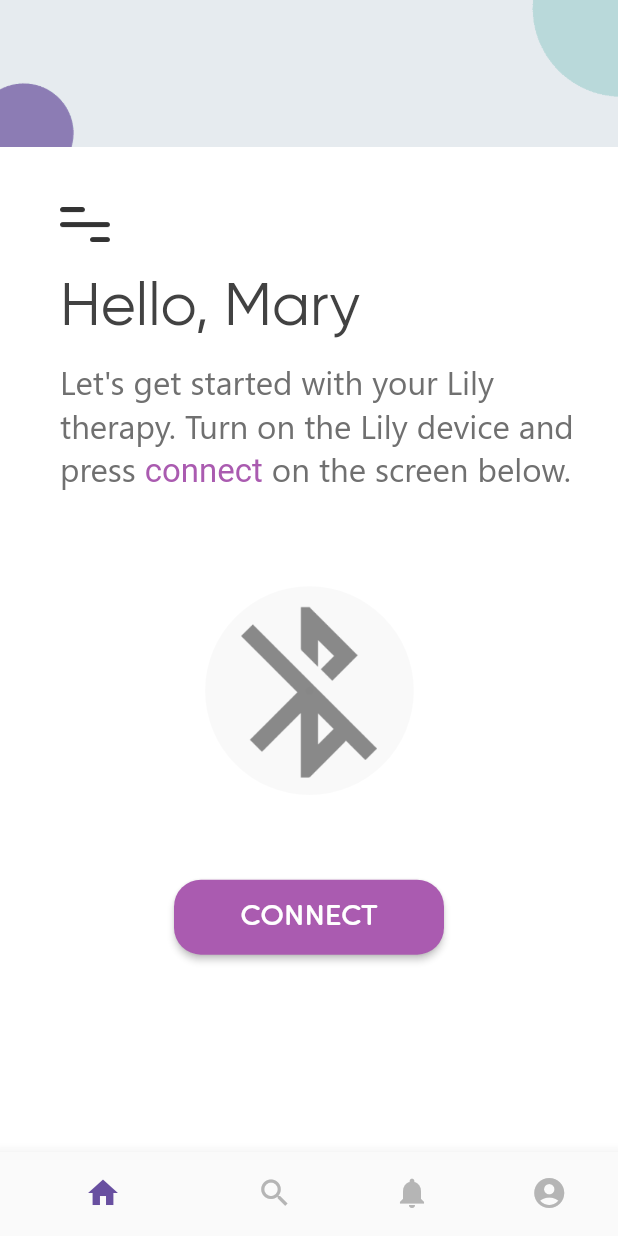
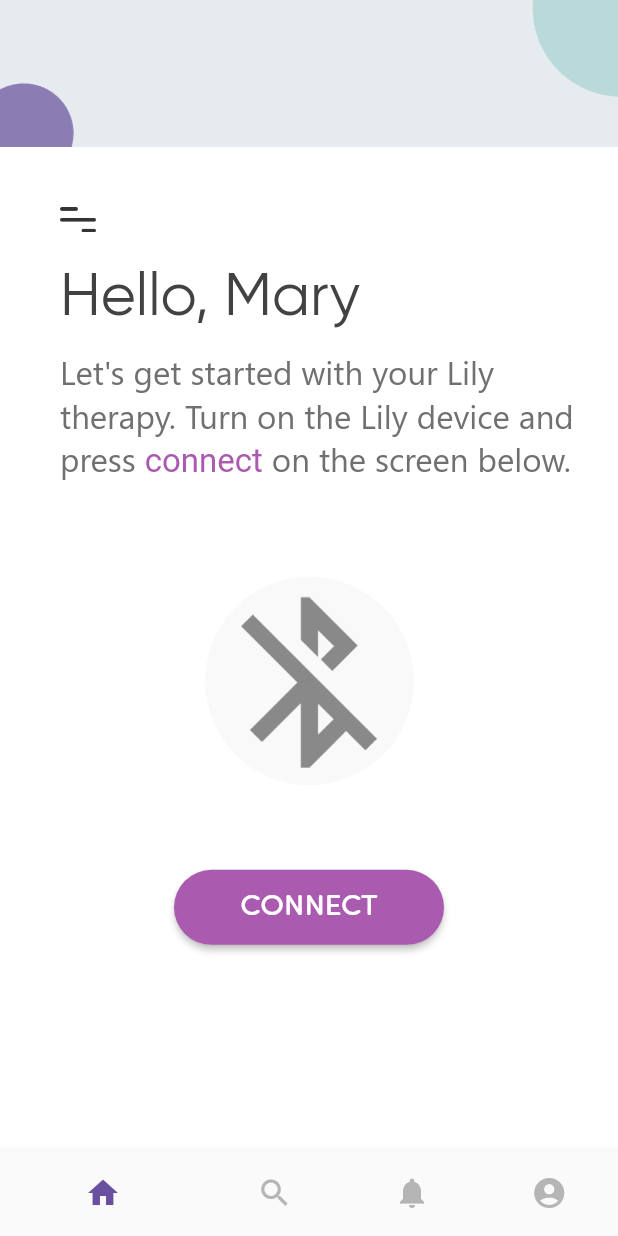
Before and after one commit to rosscreav/Luminate_flutter, a Flutter app: the Home screen opened by its route, on a phone screen of 412 x 824 dp. Run offline on Flutter 3.47's test engine with Material 2 defaults, Android fonts, the phone set to English and light mode, and no system bars; our stand-ins replace circular_countdown_timer, lottie.

Commit message:
Reformatted all dart files. -Added full comments -Removed reused constants to variables -Removed unused code Updated pubspec to remove excess comments Set specific icons for each OS Changed android app icon to have more padding for better image cropping for adaptive icons Renamed classes to more appropriate names (Splash -> lockscreen)

```diff
--- a/lib/home.dart
+++ b/lib/home.dart
@@ -1,9 +1,8 @@
-import 'dart:io';
-
+//Imports
 import 'package:flutter/material.dart';
-import 'package:luminate_flutter/presentation/custom_icons_icons.dart';
 import 'package:lottie/lottie.dart';
 
+//Create and return the Widget
 class Home extends StatefulWidget {
   @override
   State<StatefulWidget> createState() {
@@ -11,191 +10,223 @@ class Home extends StatefulWidget {
   }
 }
 
+//Home screen class
 class _HomeState extends State<Home> {
-  bool one = true;
-  bool two = false;
-  bool three = false;
+  //Booleans for animated transitions
+  bool stageUnconnected = true;
+  bool stageConnected = false;
+  bool stageStart = false;
+  //Variable to allow the same button to be used for all stages
+  String buttonText = "CONNECT";
+  //Client name
+  String name = "Mary";
 
-  String button_text = "CONNECT";
+  //Text styles
+  TextStyle titleTextStyle = new TextStyle(fontFamily: 'gilroy', fontSize: 40, color: const Color(0xff424242));
+  TextStyle subTextStyle = TextStyle(fontFamily: 'sergoe_ui', fontSize: 22, color: const Color(0xff707070));
+  TextStyle buttonTextStyle = const TextStyle(fontFamily: "sofia", fontSize: 20, color: Colors.white);
 
+  //Fade animation durations
+  Duration fadeTime = const Duration(seconds: 1);
+
+  //Set the opacity of different Text sections and images
+  //This screen is divided into three stages - Connect , Connected, Start
   changeOpacity(BuildContext context) {
-    if(one){
-    print("button pressed");
+    //Connect => Connected Transition
+    if(stageUnconnected){
+    //Fade out unconnected and set button text to next
     setState(() {
-      one = !one;
-      button_text = "NEXT";
+      stageUnconnected = false;
+      buttonText = "NEXT";
     });
-    Future.delayed(const Duration(milliseconds: 1000), () {
+    //Wait for animation and load new text and image
+    Future.delayed(fadeTime, () {
       setState(() {
-        two = !two;
+        stageConnected = true;
       });
     });
-    }else if(two){
+    //Connected => Start Transition
+    }else if(stageConnected){
+      //Fade out connected and set button text to next
       setState(() {
-        two = !two;
-        button_text = "START";
+        stageConnected = false;
+        buttonText = "START";
       });
-      Future.delayed(const Duration(milliseconds: 1000), () {
+      //Wait for animation and load new text and image
+      Future.delayed(fadeTime, () {
         setState(() {
-          three = !three;
+          stageStart = true;
         });
       });
     }
+    //Transition to the next route
     else{
       setState(() {
+        //Push to timer
         Navigator.pushNamed(context, '/timer');
       });
     }
-
   }
 
   @override
   Widget build(BuildContext context) {
     return Scaffold(
+      //Build within the safe area (avoiding notches and other system specific features)
       body: SafeArea(
+          //Main container aligned to the center and with white background
           child: Container(
               alignment: Alignment.center,
               color: Colors.white,
+              //Column to place all widgets within to in a vertical layout
               child: new Column(
                 children: [
+                  //Image with the bubbles placed at the screen start
                   Image.asset("assets/images/bubble_bar.png"),
-                  //Top left Icon
+                  //Top left Icon decoration
                   Container(
+                      //Add margin from the bubble bar and give it margin same as the text from left edge
                       margin: const EdgeInsets.only(top: 40.0, left: 40),
                       alignment: Alignment.topLeft,
-                      child: Image.asset(
-                        "assets/images/triple_dash_image.png",
-                        scale: 1.8,
-                      )),
-                  //Hello Mary Text
+                      //Call image and scale it 2.5 smaller
+                      child: Image.asset("assets/images/triple_dash_image.png", scale: 2.5,)
+                  ),
+                  //Title Text Container
                   Container(
+                      //Add margin from left side and the icon decoration
                       margin: const EdgeInsets.only(top: 20.0, left: 40),
                       alignment: Alignment.topLeft,
+                      //Stack to container title text for each stage
                       child: Stack(children: [
+                        //Hello "name" => text title
                         AnimatedOpacity(
-                            opacity: one ? 1.0 : 0.0,
-                            duration: Duration(seconds: 1),
+                            //Only show during unconnected
+                            opacity: stageUnconnected ? 1.0 : 0.0,
+                            duration: fadeTime,
                             child: Text(
-                              "Hello, Mary",
-                              style: TextStyle(
-                                  fontFamily: 'gilroy',
-                                  fontSize: 40,
-                                  color: const Color(0xff424242)),
+                              "Hello, $name",
+                              style: titleTextStyle,
                             )),
+                        //Success => connected text title
                         AnimatedOpacity(
-                            opacity: two ? 1.0 : 0.0,
-                            duration: Duration(seconds: 1),
+                            //Only show during connected
+                            opacity: stageConnected ? 1.0 : 0.0,
+                            duration: fadeTime,
                             child: Text(
                               "Success!",
-                              style: TextStyle(
-                                  fontFamily: 'gilroy',
-                                  fontSize: 40,
-                                  color: const Color(0xff424242)),
+                              style: titleTextStyle,
                             )),
+                        //Awesome => start text title
                         AnimatedOpacity(
-                            opacity: three ? 1.0 : 0.0,
-                            duration: Duration(seconds: 1),
+                            //Only show during start stage
+                            opacity: stageStart ? 1.0 : 0.0,
+                            duration: fadeTime,
                             child: Text(
                               "Awesome!",
-                              style: TextStyle(
-                                  fontFamily: 'gilroy',
-                                  fontSize: 40,
-                                  color: const Color(0xff424242)),
-                            ))
+                              style: titleTextStyle,
+                            )),
                       ])),
-                  //Main Body Text
+                  //Subtext Container
                   Container(
-                      margin:
-                          const EdgeInsets.only(top: 10.0, left: 40, right: 20),
+                      //Add margin from left side and the title text as well as limiting text box size
+                      margin: const EdgeInsets.only(top: 10.0, left: 40, right: 20),
                       alignment: Alignment.topLeft,
+                      //Stack to container subtext for each stage
                       child: Stack(
                         children: [
+                          //Bluetooth not connected (Rich text to highlight the word TextSpan)
                           AnimatedOpacity(
-                            opacity: one ? 1.0 : 0,
-                            duration: Duration(seconds: 1),
+                            //Only show during unconnected
+                            opacity: stageUnconnected ? 1.0 : 0,
+                            duration: fadeTime,
                             child: RichText(
+                              //Split Strings into three text spans to allow for the other color
                               text: TextSpan(
-                                text:
-                                    "Let's get started with your Lily therapy. Turn on the Lily device and press ",
-                                style: TextStyle(
-                                    fontFamily: 'sergoe_ui',
-                                    fontSize: 22,
-                                    color: const Color(0xff707070)),
+                                //Start string
+                                text: "Let's get started with your Lily therapy. Turn on the Lily device and press ",
+                                style: subTextStyle,
                                 children: <TextSpan>[
+                                  //Connect in purple
                                   TextSpan(
                                       text: 'connect',
-                                      style: TextStyle(
-                                          color: const Color(0xffAA5BB0))),
+                                      //Purple color for connect
+                                      style: TextStyle(color: const Color(0xffAA5BB0))),
+                                  //End of string
                                   TextSpan(text: ' on the screen below.'),
                                 ],
                               ),
                             ),
                           ),
+                          //Bluetooth connected subtext
                           AnimatedOpacity(
-                            opacity: two ? 1.0 : 0,
-                            duration: Duration(seconds: 1),
-                            child: RichText(
-                              text: TextSpan(
-                                text:
+                            //Only show during connected
+                            opacity: stageConnected ? 1.0 : 0,
+                            duration: fadeTime,
+                            child: Text(
                                 "Lily is now connected. You can now place the headband over your head.",
-                                style: TextStyle(
-                                    fontFamily: 'sergoe_ui',
-                                    fontSize: 22,
-                                    color: const Color(0xff707070)),
-                              ),
+                                style: subTextStyle,
                             ),
                           ),
                           AnimatedOpacity(
-                            opacity: three ? 1.0 : 0,
-                            duration: Duration(seconds: 1),
-                            child: RichText(
-                              text: TextSpan(
-                                text:
+                            //Only show during start stage
+                            opacity: stageStart ? 1.0 : 0,
+                            duration: fadeTime,
+                            child: Text(
                                 "When you are ready, press begin to start compression therapy.",
-                                style: TextStyle(
-                                    fontFamily: 'sergoe_ui',
-                                    fontSize: 22,
-                                    color: const Color(0xff707070)),
-                              ),
+                                style: subTextStyle,
                             ),
                           )
                         ],
                       )),
-                  //Bluetooth Icon
+                  //Image Container
                   Container(
+                    //Offset from Text
                     margin: const EdgeInsets.only(top: 10.0),
-                    child: Stack(alignment: Alignment.center, children: [
-                      AnimatedOpacity(
-                        opacity: one ? 1.0 : 0.0,
-                        duration: Duration(seconds: 1),
+                    //Stack of images
                     child: Stack(
                         alignment: Alignment.center,
                         children: [
+                          //Stack for bluetooth logo and animation
+                          AnimatedOpacity(
+                            //Only show while not connected
+                            opacity: stageUnconnected ? 1.0 : 0.0,
+                            duration: fadeTime,
+                            //Stack of animation and image
+                            child: Stack(
+                              alignment: Alignment.center,
+                              children: [
+                                //Pulse animation shown behind the Bluetooth icon
                                 Lottie.asset(
                                   "assets/animations/pulse.json",
                                   width: 250,
                                   height: 250,
                                   alignment: Alignment.center,
                                 ),
+                                //Unconnected bluetooth logo
                                 Image.asset(
                                   "assets/images/bluetooth_unconnected.png",
                                   scale: 2,
                                   alignment: Alignment.center,
-                            )
+                                ),
                               ],
                             ),
                           ),
+                          //Bluetooth connected image
                           AnimatedOpacity(
-                          opacity: two ? 1.0 : 0.0,
-                          duration: Duration(seconds: 1),
+                            //Only show when connected
+                            opacity: stageConnected ? 1.0 : 0.0,
+                            duration: fadeTime,
+                            //Image centered and scaled down
                             child: Image.asset(
                               "assets/images/bluetooth_connected.png",
                               alignment: Alignment.center,
                               scale: 2.5,
                             )),
+                          //Helmet render image
                           AnimatedOpacity(
-                          opacity: three ? 1.0 : 0.0,
-                          duration: Duration(seconds: 1),
+                            //Only show on start stage
+                            opacity: stageStart ? 1.0 : 0.0,
+                            duration: fadeTime,
+                            //Image centered on container and scaled
                             child: Image.asset(
                               "assets/images/helmet_render.png",
                               alignment: Alignment.center,
@@ -204,49 +235,52 @@ class _HomeState extends State<Home> {
                     ]),
 
                   ),
-
-                  //Button
+                  //Button Container
                   Container(
+                    //Set the size of the button
                     height: 50,
                     width: 180,
                     child: ElevatedButton(
+                      //Set the button style
                       style: ButtonStyle(
-                            backgroundColor: MaterialStateProperty.all<Color>(
-                                const Color(0xffAA5BB0)),
-                            shape: MaterialStateProperty.all<
-                                RoundedRectangleBorder>(RoundedRectangleBorder(
-                              borderRadius: BorderRadius.circular(18.0),
-                            ))),
+                        //Button color #AA5BB0
+                        backgroundColor: MaterialStateProperty.all<Color>(const Color(0xffAA5BB0)),
+                        //Change rounded corners to be more round
+                        shape: MaterialStateProperty.all<RoundedRectangleBorder>(
+                            RoundedRectangleBorder(borderRadius: BorderRadius.circular(25.0),))
+                      ),
+                      //When checked change the current screen or move on
                       onPressed: () => changeOpacity(context),
-                        child: Text(
-                          button_text,
-                          style: const TextStyle(
-                              fontFamily: "sofia",
-                              fontSize: 20,
-                              color: Colors.white),
-                        ),
+                      //Button text
+                      child: Text(buttonText, style: buttonTextStyle,),
                     ))
                 ],
               ))),
+      //Bottom navigation bar
       bottomNavigationBar: BottomNavigationBar(
-        currentIndex: 0, // this will be set when a new tab is tapped
+        //Default to home icon
+        currentIndex: 0,
+        //Don't show the labels
         showSelectedLabels: false,
         showUnselectedLabels: false,
+        //Four icons - Home, Search, Alerts, Profile
         items: [
           BottomNavigationBarItem(
             icon: new Icon(Icons.home, color: const Color(0xff684FA0)),
-            title: new Text('Home'),
+            label: 'Home',
           ),
           BottomNavigationBarItem(
             icon: new Icon(Icons.search, color: const Color(0xffb5b5b5)),
-            title: new Text('Search'),
+            label: 'Search',
           ),
           BottomNavigationBarItem(
               icon: Icon(Icons.notifications, color: const Color(0xffb5b5b5)),
-              title: Text('Alerts')),
+              label: 'Alerts'
+          ),
           BottomNavigationBarItem(
               icon: Icon(Icons.account_circle, color: const Color(0xffb5b5b5)),
-              title: Text('Profile'))
+              label: 'Profile'
+          )
         ],
       ),
     );
```
Also changed, not shown: lib/main.dart (+11 -4 lines), lib/splash.dart (+102 -71 lines), lib/timer.dart (+111 -92 lines), pubspec.yaml (+13 -50 lines), assets/Icons/app_icon_android.png (added), assets/Icons/app_icon_ios.jpg (renamed from assets/Icons/app_icon.jpg), assets/images/lockbackground.png (renamed from assets/images/splashbackground.png), assets/images/lockbackgroundtop.png (renamed from assets/images/splashbackgroundtop.png), pubspec.lock, 12 other files. Lines whose indentation alone changed are shown as unchanged.
